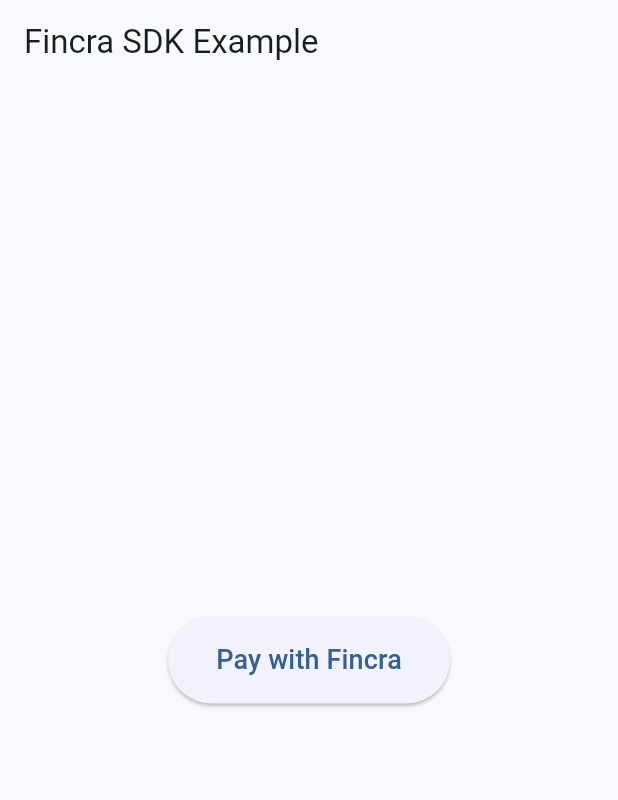
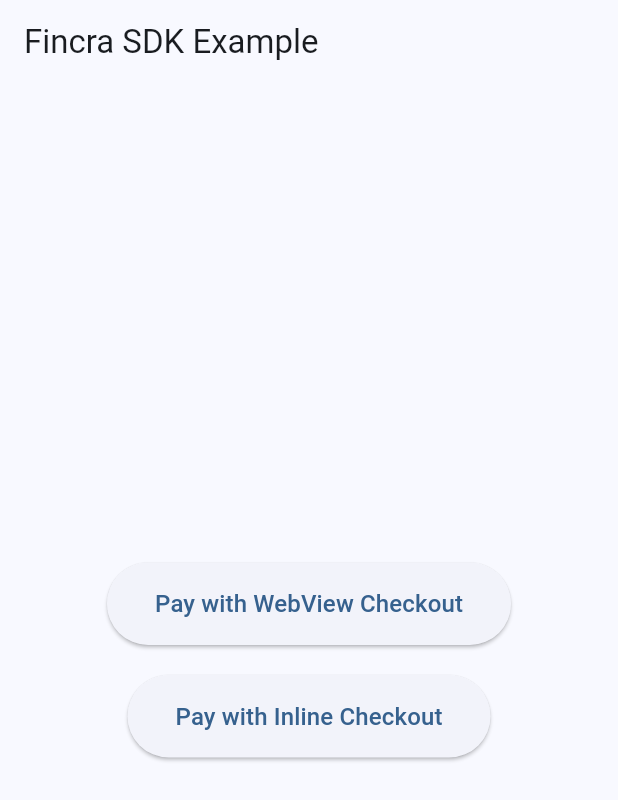
Before and after one commit to gaiyadev/flutter_fincra_checkout, a Flutter app: the screen it shows after launch, on a phone screen of 412 x 824 dp. Shown: the top 800 px of the screen. Run offline on Flutter 3.47's test engine with Material 3 defaults, Android fonts, the phone set to English and light mode, and no system bars; our stand-ins replace webview_flutter.

Commit message:
feat: Add Fincra Inline Checkout

```diff
--- a/example/lib/main.dart
+++ b/example/lib/main.dart
@@ -24,25 +24,47 @@ class MyApp extends StatelessWidget {
 class CheckoutExamplePage extends StatelessWidget {
   const CheckoutExamplePage({super.key});
 
-  Future<void> _startPayment(BuildContext context) async {
+  Future<void> _startWebViewPayment(BuildContext context) async {
     // In a real app, this URL is obtained from your backend by calling the Fincra API.
     // Ensure that you set a redirectUrl during the Fincra backend API call so that
     // Fincra redirects back with the status parameters appended.
     const mockCheckoutUrl =
         'https://sandbox-checkout.fincra.com/pay/fcr-p-73d48cb535';
 
-    final result = await FincraCheckout.open(
+    final result = await FincraCheckout.openWebView(
       context,
+      config: WebViewCheckoutConfig(
         checkoutUrl: mockCheckoutUrl,
         redirectUrl: 'https://myapp.com/callback',
-      appBarTitle: 'Fincra Payment',
+        appBarTitle: 'WebView Payment',
         appBarBackgroundColor: Colors.white,
         closeIcon: const Icon(Icons.arrow_back_ios),
         loadingWidget: const CircularProgressIndicator(color: Colors.redAccent),
         showCancelConfirmationDialog: true,
+      ),
     );
 
-    if (context.mounted) {
+    if (context.mounted) _handleResult(context, result);
+  }
+
+  Future<void> _startInlinePayment(BuildContext context) async {
+    final result = await FincraCheckout.openInline(
+      context,
+      config: const InlineCheckoutConfig(
+        publicKey: "pk_test_...", // Replace with your Fincra public key
+        amount: 5000,
+        currency: "NGN",
+        customerEmail: "customer@example.com",
+        customerName: "John Doe",
+        customerPhoneNumber: "08012345678",
+        reference: "ORDER-123",
+      ),
+    );
+
+    if (context.mounted) _handleResult(context, result);
+  }
+
+  void _handleResult(BuildContext context, FincraCheckoutResult result) {
     switch (result) {
       case FincraCheckoutSuccess():
         ScaffoldMessenger.of(context).showSnackBar(
@@ -72,19 +94,31 @@ class CheckoutExamplePage extends StatelessWidget {
         break;
     }
   }
-  }
 
   @override
   Widget build(BuildContext context) {
     return Scaffold(
       appBar: AppBar(title: const Text('Fincra SDK Example')),
       body: Center(
-        child: ElevatedButton(
-          onPressed: () => _startPayment(context),
+        child: Column(
+          mainAxisAlignment: MainAxisAlignment.center,
+          children: [
+            ElevatedButton(
+              onPressed: () => _startWebViewPayment(context),
               style: ElevatedButton.styleFrom(
                 padding: const EdgeInsets.symmetric(horizontal: 32, vertical: 16),
               ),
-          child: const Text('Pay with Fincra', style: TextStyle(fontSize: 18)),
+              child: const Text('Pay with WebView Checkout', style: TextStyle(fontSize: 16)),
+            ),
+            const SizedBox(height: 20),
+            ElevatedButton(
+              onPressed: () => _startInlinePayment(context),
+              style: ElevatedButton.styleFrom(
+                padding: const EdgeInsets.symmetric(horizontal: 32, vertical: 16),
+              ),
+              child: const Text('Pay with Inline Checkout', style: TextStyle(fontSize: 16)),
+            ),
+          ],
         ),
       ),
     );
--- a/lib/flutter_fincra_checkout.dart
+++ b/lib/flutter_fincra_checkout.dart
@@ -1,4 +1,5 @@
-export 'src/fincra_checkout.dart';
+export 'src/checkout/fincra_checkout.dart';
+export 'src/models/checkout_config.dart';
 export 'src/models/fincra_response.dart';
 export 'src/models/fincra_error.dart';
 export 'src/models/fincra_checkout_result.dart';
--- /dev/null
+++ b/lib/src/checkout/fincra_checkout.dart
@@ -0,0 +1,119 @@
+import 'package:flutter/material.dart';
+import '../models/fincra_response.dart';
+import '../models/fincra_error.dart';
+import '../models/fincra_checkout_result.dart';
+import '../models/checkout_config.dart';
+import '../webview/checkout_webview.dart';
+import '../inline/inline_checkout.dart';
+
+class FincraCheckout {
+  /// Opens the Fincra checkout in a full-screen native WebView.
+  ///
+  /// This is the recommended flow using a backend-generated checkout URL.
+  ///
+  /// Returns a [FincraCheckoutResult] which can be awaited for async flows.
+  /// Optionally, you can also provide callbacks for [onSuccess], [onFailed], and [onCancelled].
+  static Future<FincraCheckoutResult> openWebView(
+    BuildContext context, {
+    required WebViewCheckoutConfig config,
+    ValueChanged<FincraPaymentResponse>? onSuccess,
+    ValueChanged<FincraPaymentError>? onFailed,
+    VoidCallback? onCancelled,
+  }) async {
+    final result = await Navigator.of(context).push<FincraCheckoutResult>(
+      MaterialPageRoute(
+        builder: (context) => CheckoutWebView(
+          checkoutUrl: config.checkoutUrl,
+          redirectUrl: config.redirectUrl,
+          appBarBackgroundColor: config.appBarBackgroundColor,
+          appBarTitle: config.appBarTitle,
+          loadingWidget: config.loadingWidget,
+          closeIcon: config.closeIcon,
+          showCancelConfirmationDialog: config.showCancelConfirmationDialog,
+        ),
+        fullscreenDialog: true,
+      ),
+    );
+
+    return _handleResult(result, onSuccess, onFailed, onCancelled);
+  }
+
+  /// Opens the Fincra inline JavaScript checkout.
+  ///
+  /// This flow loads the Fincra JavaScript SDK in a secure WebView and handles
+  /// communication with your Flutter app automatically.
+  ///
+  /// Returns a [FincraCheckoutResult] which can be awaited for async flows.
+  /// Optionally, you can also provide callbacks for [onSuccess], [onFailed], and [onCancelled].
+  static Future<FincraCheckoutResult> openInline(
+    BuildContext context, {
+    required InlineCheckoutConfig config,
+    ValueChanged<FincraPaymentResponse>? onSuccess,
+    ValueChanged<FincraPaymentError>? onFailed,
+    VoidCallback? onCancelled,
+  }) async {
+    final result = await Navigator.of(context).push<FincraCheckoutResult>(
+      PageRouteBuilder(
+        opaque: false,
+        pageBuilder: (context, animation, secondaryAnimation) {
+          return InlineCheckout(config: config);
+        },
+      ),
+    );
+
+    return _handleResult(result, onSuccess, onFailed, onCancelled);
+  }
+
+  /// Opens the Fincra checkout in a full-screen WebView.
+  ///
+  /// Deprecated: Use [openWebView] instead for native WebView checkout flow.
+  @Deprecated('Use openWebView instead')
+  static Future<FincraCheckoutResult> open(
+    BuildContext context, {
+    required String checkoutUrl,
+    String? redirectUrl,
+    Color? appBarBackgroundColor,
+    String? appBarTitle,
+    Widget? loadingWidget,
+    Widget? closeIcon,
+    bool showCancelConfirmationDialog = false,
+    ValueChanged<FincraPaymentResponse>? onSuccess,
+    ValueChanged<FincraPaymentError>? onFailed,
+    VoidCallback? onCancelled,
+  }) async {
+    return openWebView(
+      context,
+      config: WebViewCheckoutConfig(
+        checkoutUrl: checkoutUrl,
+        redirectUrl: redirectUrl,
+        appBarBackgroundColor: appBarBackgroundColor,
+        appBarTitle: appBarTitle,
+        loadingWidget: loadingWidget,
+        closeIcon: closeIcon,
+        showCancelConfirmationDialog: showCancelConfirmationDialog,
+      ),
+      onSuccess: onSuccess,
+      onFailed: onFailed,
+      onCancelled: onCancelled,
+    );
+  }
+
+  static FincraCheckoutResult _handleResult(
+    FincraCheckoutResult? result,
+    ValueChanged<FincraPaymentResponse>? onSuccess,
+    ValueChanged<FincraPaymentError>? onFailed,
+    VoidCallback? onCancelled,
+  ) {
+    final finalResult = result ?? FincraCheckoutCancelled();
+
+    if (finalResult is FincraCheckoutSuccess) {
+      onSuccess?.call(finalResult.response);
+    } else if (finalResult is FincraCheckoutError) {
+      onFailed?.call(finalResult.error);
+    } else if (finalResult is FincraCheckoutCancelled) {
+      onCancelled?.call();
+    }
+
+    return finalResult;
+  }
+}
--- a/lib/src/fincra_checkout.dart
+++ /dev/null
@@ -1,56 +0,0 @@
-import 'package:flutter/material.dart';
-import 'models/fincra_response.dart';
-import 'models/fincra_error.dart';
-import 'models/fincra_checkout_result.dart';
-import 'webview/checkout_webview.dart';
-
-class FincraCheckout {
-  /// Opens the Fincra checkout in a full-screen WebView.
-  ///
-  /// The [checkoutUrl] is the URL generated by your backend using the Fincra API.
-  /// The optional [redirectUrl] provides a secure way to intercept only your trusted completion URL.
-  /// You can customize the app bar via [appBarTitle] and [appBarBackgroundColor].
-  ///
-  /// Returns a [FincraCheckoutResult] which can be awaited for async flows.
-  /// Optionally, you can also provide callbacks for [onSuccess], [onFailed], and [onCancelled].
-  static Future<FincraCheckoutResult> open(
-    BuildContext context, {
-    required String checkoutUrl,
-    String? redirectUrl,
-    Color? appBarBackgroundColor,
-    String? appBarTitle,
-    Widget? loadingWidget,
-    Widget? closeIcon,
-    bool showCancelConfirmationDialog = false,
-    ValueChanged<FincraPaymentResponse>? onSuccess,
-    ValueChanged<FincraPaymentError>? onFailed,
-    VoidCallback? onCancelled,
-  }) async {
-    final result = await Navigator.of(context).push<FincraCheckoutResult>(
-      MaterialPageRoute(
-        builder: (context) => CheckoutWebView(
-          checkoutUrl: checkoutUrl,
-          redirectUrl: redirectUrl,
-          appBarBackgroundColor: appBarBackgroundColor,
-          appBarTitle: appBarTitle,
-          loadingWidget: loadingWidget,
-          closeIcon: closeIcon,
-          showCancelConfirmationDialog: showCancelConfirmationDialog,
-        ),
-        fullscreenDialog: true,
-      ),
-    );
-
-    final finalResult = result ?? FincraCheckoutCancelled();
-
-    if (finalResult is FincraCheckoutSuccess) {
-      onSuccess?.call(finalResult.response);
-    } else if (finalResult is FincraCheckoutError) {
-      onFailed?.call(finalResult.error);
-    } else if (finalResult is FincraCheckoutCancelled) {
-      onCancelled?.call();
-    }
-
-    return finalResult;
-  }
-}
--- /dev/null
+++ b/lib/src/models/checkout_config.dart
@@ -0,0 +1,76 @@
+import 'package:flutter/material.dart';
+
+/// Configuration for the Native WebView Checkout.
+class WebViewCheckoutConfig {
+  /// The URL generated by your backend using the Fincra API.
+  final String checkoutUrl;
+
+  /// An optional redirect URL to intercept successful payments securely.
+  final String? redirectUrl;
+
+  /// The background color for the AppBar in the WebView.
+  final Color? appBarBackgroundColor;
+
+  /// The title for the AppBar in the WebView.
+  final String? appBarTitle;
+
+  /// A widget to show while the WebView is loading.
+  final Widget? loadingWidget;
+
+  /// A custom close icon for the AppBar.
+  final Widget? closeIcon;
+
+  /// Whether to show a confirmation dialog before cancelling the payment.
+  final bool showCancelConfirmationDialog;
+
+  const WebViewCheckoutConfig({
+    required this.checkoutUrl,
+    this.redirectUrl,
+    this.appBarBackgroundColor,
+    this.appBarTitle,
+    this.loadingWidget,
+    this.closeIcon,
+    this.showCancelConfirmationDialog = false,
+  });
+}
+
+/// The bearer of the fees.
+enum FeeBearer { business, customer }
+
+/// Configuration for the Inline JavaScript Checkout.
+class InlineCheckoutConfig {
+  /// Your Fincra public key.
+  final String publicKey;
+
+  /// The amount to be paid.
+  final num amount;
+
+  /// The currency for the transaction (e.g., 'NGN').
+  final String currency;
+
+  /// The customer's email address.
+  final String customerEmail;
+
+  /// The customer's full name.
+  final String customerName;
+
+  /// The customer's phone number.
+  final String customerPhoneNumber;
+
+  /// An optional custom reference for the transaction.
+  final String? reference;
+
+  /// The bearer of the fees ('business' or 'customer').
+  final FeeBearer? feeBearer;
+
+  const InlineCheckoutConfig({
+    required this.publicKey,
+    required this.amount,
+    required this.currency,
+    required this.customerEmail,
+    required this.customerName,
+    required this.customerPhoneNumber,
+    this.reference,
+    this.feeBearer,
+  });
+}
--- a/pubspec.yaml
+++ b/pubspec.yaml
@@ -1,6 +1,6 @@
 name: flutter_fincra_checkout
 description: "Production-ready Flutter Checkout SDK for Fincra with native in-app WebView, smart callback interception, and strongly typed payment results."
-version: 0.0.5
+version: 0.1.0
 repository: https://github.com/gaiyadev/flutter_fincra_checkout
 
 topics:
```
Also changed, not shown: lib/src/inline/inline_checkout.dart (added, +219 -0 lines), lib/src/inline/javascript_bridge.dart (added, +63 -0 lines), 5 other files. Lines whose indentation alone changed are shown as unchanged.
